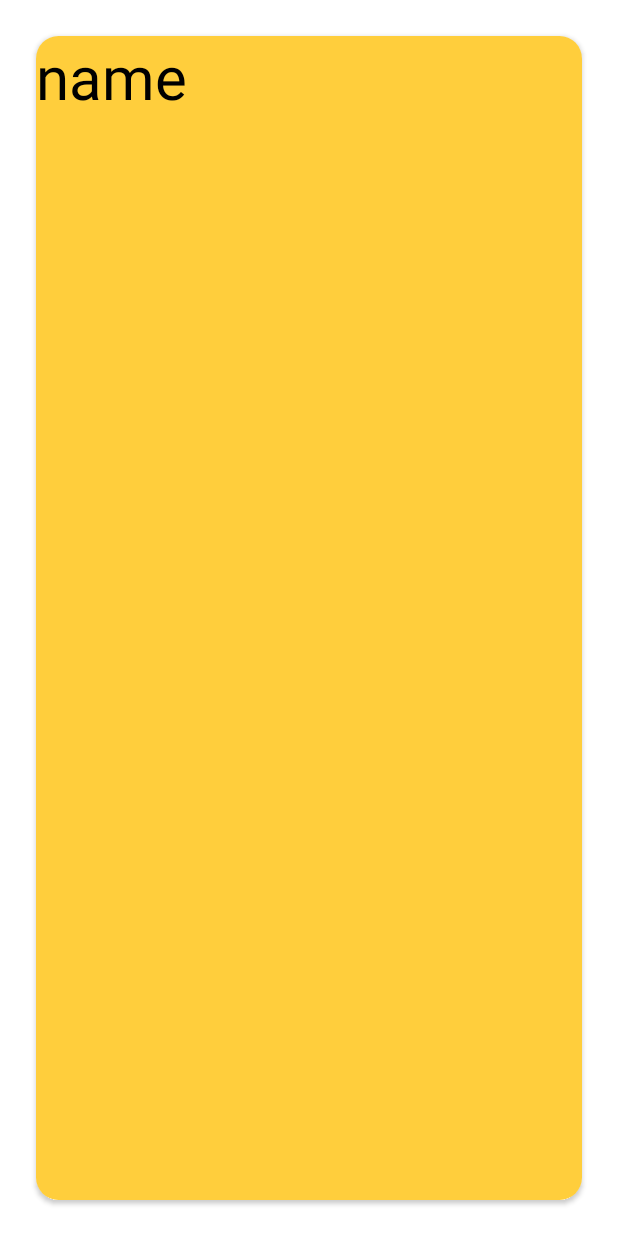
After one commit to LeeJaeHyeon05/tinder, an Android app: the layout item_card.xml on its own in the app's theme, with its tools: preview values and no code run, on a phone screen of 412 x 824 dp. The commit adds this screen. Run offline under Robolectric (Android 15) with nearby library versions, the phone set to English and light mode, and no system bars.

Commit message:
add cardview

```diff
--- a/app/build.gradle
+++ b/app/build.gradle
@@ -46,6 +46,12 @@ dependencies {
     // 파이어 베이스 데이터베이스
     implementation 'com.google.firebase:firebase-database-ktx'
 
+    //틴더 애니메이션
+    implementation "com.yuyakaido.android:card-stack-view:2.3.4"
+
+    //리사이클러뷰 리스트
+
+
     implementation 'androidx.core:core-ktx:1.7.0'
     implementation 'androidx.appcompat:appcompat:1.4.0'
     implementation 'com.google.android.material:material:1.4.0'
--- /dev/null
+++ b/app/src/main/java/com/example/fastcampus4tinder/CardItem.kt
@@ -0,0 +1,6 @@
+package com.example.fastcampus4tinder
+
+data class CardItem (
+    val userId: String,
+    val name: String
+)
--- a/app/src/main/java/com/example/fastcampus4tinder/LoginActivity.kt
+++ b/app/src/main/java/com/example/fastcampus4tinder/LoginActivity.kt
@@ -137,6 +137,7 @@ class LoginActivity : AppCompatActivity() {
         user["userId"] = userId
         currentUserDB.updateChildren(user)
 
+        finish()
     }
 
 
--- /dev/null
+++ b/app/src/main/res/layout/item_card.xml
@@ -0,0 +1,27 @@
+<?xml version="1.0" encoding="utf-8"?>
+<androidx.cardview.widget.CardView xmlns:android="http://schemas.android.com/apk/res/android"
+    xmlns:app="http://schemas.android.com/apk/res-auto"
+    android:layout_width="match_parent"
+    android:layout_height="match_parent"
+    android:layout_margin="24dp"
+    app:cardCornerRadius="15dp">
+
+    <LinearLayout
+        android:layout_width="match_parent"
+        android:layout_height="match_parent"
+        android:background="#FFCE3C">
+
+        <TextView
+            android:id="@+id/nameTextView"
+            android:layout_width="match_parent"
+            android:layout_height="match_parent"
+            android:layout_gravity="center"
+            android:text="name"
+            android:textColor="@color/black"
+            android:textSize="40sp" />
+
+
+    </LinearLayout>
+
+
+</androidx.cardview.widget.CardView>
```
Also changed, not shown: app/src/main/java/com/example/fastcampus4tinder/CardItemAdapter.kt (added, +44 -0 lines), app/src/main/java/com/example/fastcampus4tinder/LikeActivity.kt (+110 -1 lines), app/src/main/res/layout/activity_like.xml (+12 -4 lines).
